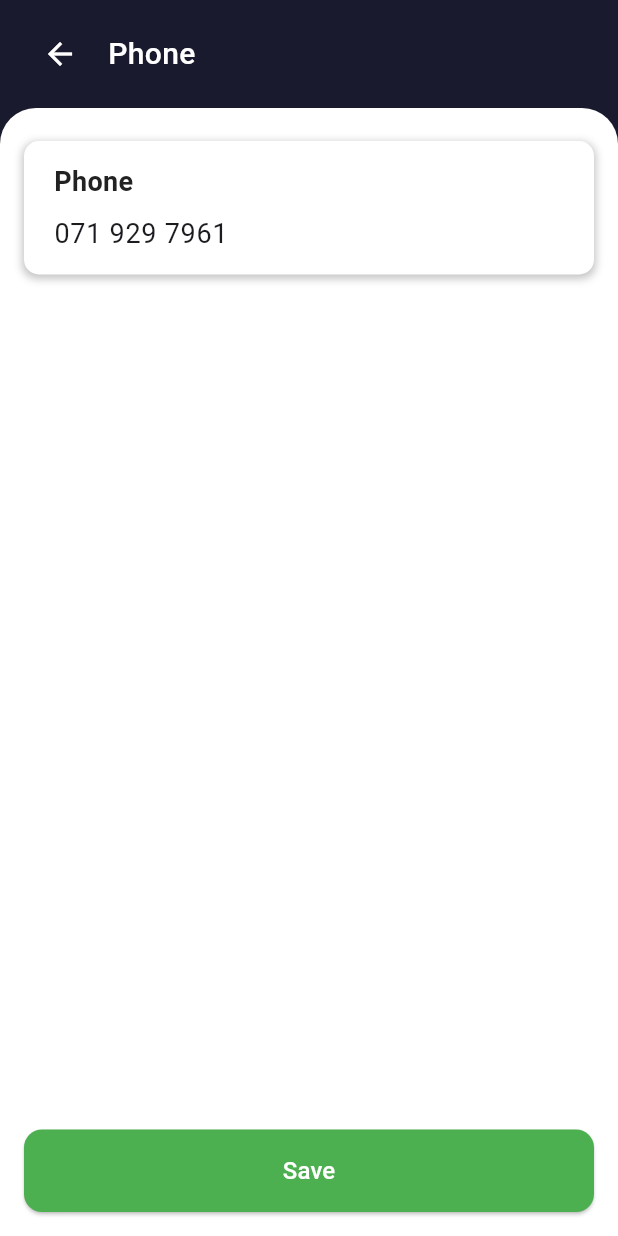
After one commit to wso2-ballerina-carpooling-project/mobile-app-frontend, a Flutter app: the screen it shows after launch, on a phone screen of 412 x 824 dp. The commit adds this screen. Run offline on Flutter 3.47's test engine with Material 3 defaults, Android fonts, the phone set to English and light mode, and no system bars; our stand-ins replace google_maps_flutter.

Commit message:
phone update screen

```diff
--- a/lib/main.dart
+++ b/lib/main.dart
@@ -1,23 +1,27 @@
 import 'package:flutter/material.dart';
-import 'config/routes.dart';
-import 'config/theme.dart';
+import '../views/phone_update.dart';
 
 void main() {
-  WidgetsFlutterBinding.ensureInitialized();
-  runApp(MyCarpoolApp());
+  runApp(const MyApp());
 }
 
-class MyCarpoolApp extends StatelessWidget {
-  const MyCarpoolApp({super.key});
+class MyApp extends StatelessWidget {
+  const MyApp({Key? key}) : super(key: key);
 
   @override
   Widget build(BuildContext context) {
     return MaterialApp(
-      title: 'Carpool App',
+      title: 'Driver Details Update',
       debugShowCheckedModeBanner: false,
-      theme: appTheme,
-      initialRoute: '/',
-      routes: routes,
+      theme: ThemeData(
+        primarySwatch: Colors.blue,
+        scaffoldBackgroundColor: Colors.black,
+        appBarTheme: const AppBarTheme(
+          backgroundColor: Colors.transparent,
+          elevation: 0,
+        ),
+      ),
+      home: const PhoneInputPage(),
     );
   }
 }
--- /dev/null
+++ b/lib/views/phone_update.dart
@@ -0,0 +1,217 @@
+import 'package:flutter/material.dart';
+
+void main() {
+  runApp(const MyApp());
+}
+
+class MyApp extends StatelessWidget {
+  const MyApp({Key? key}) : super(key: key);
+
+  @override
+  Widget build(BuildContext context) {
+    return MaterialApp(
+      title: 'Phone Input',
+      theme: ThemeData(
+        primarySwatch: Colors.blue,
+        scaffoldBackgroundColor: Colors.white,
+      ),
+      home: const PhoneInputPage(),
+      debugShowCheckedModeBanner: false,
+    );
+  }
+}
+
+class PhoneInputPage extends StatefulWidget {
+  const PhoneInputPage({Key? key}) : super(key: key);
+
+  @override
+  State<PhoneInputPage> createState() => _PhoneInputPageState();
+}
+
+class _PhoneInputPageState extends State<PhoneInputPage> {
+  final TextEditingController _phoneController = TextEditingController();
+
+  @override
+  void initState() {
+    super.initState();
+    // Pre-fill the phone number as shown in the image
+    _phoneController.text = '071 929 7961';
+  }
+
+  @override
+  Widget build(BuildContext context) {
+    return Scaffold(
+      body: Container(
+        color: const Color(0xFF1A1A2E), // Dark navy background color
+        child: SafeArea(
+          child: Column(
+            children: [
+              // App bar with back button and title
+              Container(
+                padding: const EdgeInsets.symmetric(horizontal: 16.0, vertical: 12.0),
+                color: const Color(0xFF1A1A2E), // Dark navy color
+                child: Row(
+                  children: [
+                    IconButton(
+                      icon: const Icon(Icons.arrow_back, color: Colors.white),
+                      onPressed: () {
+                        // Handle back button press
+                      },
+                    ),
+                    const SizedBox(width: 8.0),
+                    const Text(
+                      'Phone',
+                      style: TextStyle(
+                        color: Colors.white,
+                        fontSize: 20.0,
+                        fontWeight: FontWeight.w500,
+                      ),
+                    ),
+                  ],
+                ),
+              ),
+
+              // White content area
+              Expanded(
+                child: Container(
+                  padding: const EdgeInsets.all(16.0),
+                  decoration: const BoxDecoration(
+                    color: Colors.white,
+                    borderRadius: BorderRadius.only(
+                      topLeft: Radius.circular(24.0),
+                      topRight: Radius.circular(24.0),
+                    ),
+                  ),
+                  child: Column(
+                    crossAxisAlignment: CrossAxisAlignment.stretch,
+                    children: [
+                      // Phone input field using your custom component
+                      CustomInputField(
+                        label: 'Phone',
+                        controller: _phoneController,
+                        keyboardType: TextInputType.phone,
+                        hintText: 'Enter phone number',
+                        validator: (value) {
+                          if (value == null || value.isEmpty) {
+                            return 'Please enter a phone number';
+                          }
+                          return null;
+                        },
+                      ),
+
+                      // Spacer to push the button to the bottom
+                      const Spacer(),
+
+                      // Save button
+                      ElevatedButton(
+                        onPressed: () {
+                          // Handle save button press
+                        },
+                        style: ElevatedButton.styleFrom(
+                          backgroundColor: const Color(0xFF4CAF50), // Green color
+                          padding: const EdgeInsets.symmetric(vertical: 16.0),
+                          shape: RoundedRectangleBorder(
+                            borderRadius: BorderRadius.circular(12.0),
+                          ),
+                        ),
+                        child: const Text(
+                          'Save',
+                          style: TextStyle(
+                            fontSize: 16.0,
+                            fontWeight: FontWeight.w500,
+                            color: Colors.white,
+                          ),
+                        ),
+                      ),
+                    ],
+                  ),
+                ),
+              ),
+            ],
+          ),
+        ),
+      ),
+    );
+  }
+
+  @override
+  void dispose() {
+    _phoneController.dispose();
+    super.dispose();
+  }
+}
+
+// Your custom input field component
+class CustomInputField extends StatelessWidget {
+  final String label;
+  final TextEditingController? controller;
+  final bool isPassword;
+  final String? Function(String?)? validator;
+  final TextInputType keyboardType;
+  final String? hintText;
+  final Widget? suffixIcon;
+  final Function(String)? onChanged;
+
+  const CustomInputField({
+    Key? key,
+    required this.label,
+    this.controller,
+    this.isPassword = false,
+    this.validator,
+    this.keyboardType = TextInputType.text,
+    this.hintText,
+    this.suffixIcon,
+    this.onChanged,
+  }) : super(key: key);
+
+  @override
+  Widget build(BuildContext context) {
+    return Container(
+      margin: const EdgeInsets.symmetric(vertical: 6),
+      decoration: BoxDecoration(
+        color: Colors.white,
+        borderRadius: BorderRadius.circular(10),
+        boxShadow: [
+          BoxShadow(
+            color: Colors.grey.withOpacity(0.6),
+            spreadRadius: 1,
+            blurRadius: 4,
+            offset: const Offset(0, 2),
+          ),
+        ],
+      ),
+        child: Padding(padding: const EdgeInsets.symmetric(horizontal: 20.0, vertical: 14.0),
+        child: Column(
+          crossAxisAlignment: CrossAxisAlignment.start,
+          children: [
+            Text(
+              label,
+              style: const TextStyle(
+                fontSize: 18,
+                fontWeight: FontWeight.w600,
+                color: Color.fromARGB(255, 34, 34, 34),
+              ),
+            ),
+            const SizedBox(height: 8),
+            TextFormField(
+              controller: controller,
+              obscureText: isPassword,
+              validator: validator,
+              keyboardType: keyboardType,
+              onChanged: onChanged,
+              style: const TextStyle(fontSize: 18),
+              decoration: InputDecoration(
+                hintText: hintText,
+                hintStyle: TextStyle(color: Colors.grey[500]),
+                border: InputBorder.none,
+                suffixIcon: suffixIcon,
+                contentPadding: EdgeInsets.zero,
+                isDense: true,
+              ),
+            ),
+          ],
+        ),
+      ),
+    );
+  }
+}
```
